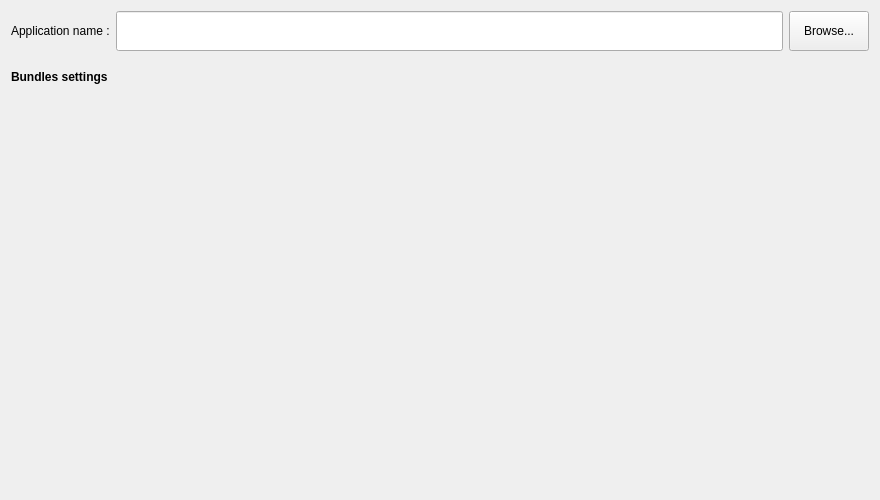
First picture: the form in configurator/bundles/guidevelopermodectrl/lib/ui/widgets/guiapplicationsettings.ui, repository ELEKDOM/PlugFrame, before the edit.
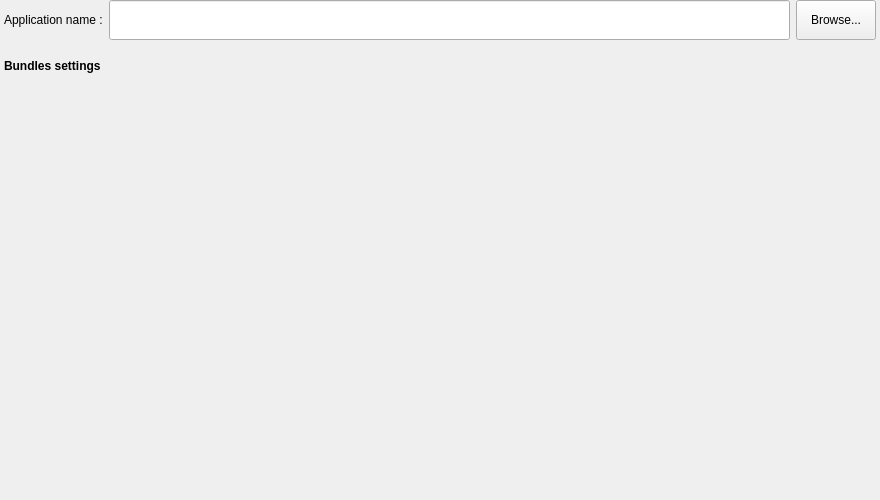
Second picture: the form after the edit.

```diff
--- a/configurator/bundles/guidevelopermodectrl/lib/ui/widgets/guiapplicationsettings.ui
+++ b/configurator/bundles/guidevelopermodectrl/lib/ui/widgets/guiapplicationsettings.ui
@@ -26,6 +26,18 @@
    <string>Frame</string>
   </property>
   <layout class="QVBoxLayout" name="verticalLayout">
+   <property name="leftMargin">
+    <number>4</number>
+   </property>
+   <property name="topMargin">
+    <number>0</number>
+   </property>
+   <property name="rightMargin">
+    <number>4</number>
+   </property>
+   <property name="bottomMargin">
+    <number>0</number>
+   </property>
    <item>
     <layout class="QHBoxLayout" name="applicationNameHorizontalLayout">
      <property name="sizeConstraint">
```
